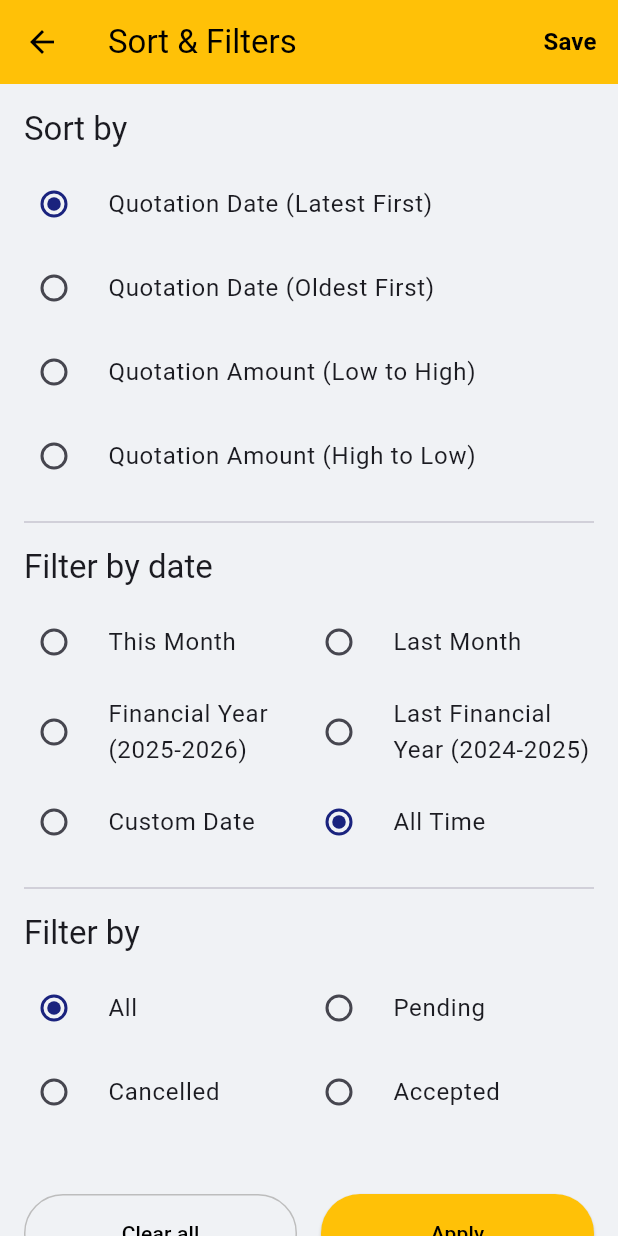
After one commit to neerajklopikl/accountbook, a Flutter app: the QuotationFiltersScreen screen opened by its route, on a phone screen of 412 x 824 dp. The commit adds this screen. Run offline on Flutter 3.47's test engine with Material 3 defaults, Android fonts, the phone set to English and light mode, and no system bars; Roboto replaces fonts that are missing (Poppins).

Commit message:
lvbhndjude commit

```diff
--- a/lib/main.dart
+++ b/lib/main.dart
@@ -34,7 +34,8 @@ import 'screens/settings_screen.dart';
 import 'screens/stock_dashboard_screen.dart';
 import 'screens/stock_summary_screen.dart';
 import 'screens/e_invoice_login_screen.dart';
-import 'screens/quotation_list_screen.dart'; // Import the new screen
+import 'screens/quotation_list_screen.dart';
+import 'screens/quotation_filters_screen.dart'; // Import the new screen
 
 void main() {
   runApp(const MyApp());
@@ -62,7 +63,8 @@ class MyApp extends StatelessWidget {
       initialRoute: '/',
       routes: {
         '/': (context) => const MainScreen(),
-        '/quotationList': (context) => const QuotationListScreen(), // Add the new route
+        '/quotationList': (context) => const QuotationListScreen(),
+        '/quotationFilters': (context) => const QuotationFiltersScreen(),
         '/addSale': (context) => const AddSaleScreen(),
         '/addPurchase': (context) => const AddPurchaseScreen(),
         '/addItem': (context) => const AddItemScreen(),
--- /dev/null
+++ b/lib/screens/quotation_filters_screen.dart
@@ -0,0 +1,197 @@
+import 'package:flutter/material.dart';
+
+class QuotationFiltersScreen extends StatefulWidget {
+  const QuotationFiltersScreen({super.key});
+
+  @override
+  State<QuotationFiltersScreen> createState() => _QuotationFiltersScreenState();
+}
+
+class _QuotationFiltersScreenState extends State<QuotationFiltersScreen> {
+  // State variables to hold selected filter values
+  String _sortBy = 'date_latest';
+  String _filterByDate = 'all_time';
+  String _filterByStatus = 'all';
+
+  void _applyAndPop() {
+    // Here you would typically pass the selected filter values back
+    // to the QuotationListScreen to apply them.
+    Navigator.pop(context);
+  }
+
+  void _clearAll() {
+    setState(() {
+      _sortBy = 'date_latest';
+      _filterByDate = 'all_time';
+      _filterByStatus = 'all';
+    });
+  }
+
+  @override
+  Widget build(BuildContext context) {
+    return Scaffold(
+      appBar: AppBar(
+        title: const Text('Sort & Filters'),
+        backgroundColor: Colors.amber,
+        foregroundColor: Colors.black,
+        actions: [
+          TextButton(
+            onPressed: _applyAndPop,
+            child: const Text(
+              'Save',
+              style: TextStyle(
+                color: Colors.black,
+                fontSize: 16,
+                fontWeight: FontWeight.bold,
+              ),
+            ),
+          ),
+        ],
+      ),
+      body: SingleChildScrollView(
+        child: Padding(
+          padding: const EdgeInsets.all(16.0),
+          child: Column(
+            crossAxisAlignment: CrossAxisAlignment.start,
+            children: [
+              // Sort by section
+              Text('Sort by', style: Theme.of(context).textTheme.titleLarge),
+              const SizedBox(height: 8),
+              _buildSortBySection(),
+              const Divider(height: 32),
+
+              // Filter by date section
+              Text('Filter by date', style: Theme.of(context).textTheme.titleLarge),
+              const SizedBox(height: 8),
+              _buildFilterByDateSection(),
+              const Divider(height: 32),
+
+              // Filter by status section
+              Text('Filter by', style: Theme.of(context).textTheme.titleLarge),
+              const SizedBox(height: 8),
+              _buildFilterByStatusSection(),
+              const SizedBox(height: 40),
+
+              _buildActionButtons(),
+            ],
+          ),
+        ),
+      ),
+    );
+  }
+
+  Widget _buildSortBySection() {
+    return Column(
+      children: [
+        _buildRadioTile<String>(
+          title: 'Quotation Date (Latest First)',
+          value: 'date_latest',
+          groupValue: _sortBy,
+          onChanged: (value) => setState(() => _sortBy = value!),
+        ),
+        _buildRadioTile<String>(
+          title: 'Quotation Date (Oldest First)',
+          value: 'date_oldest',
+          groupValue: _sortBy,
+          onChanged: (value) => setState(() => _sortBy = value!),
+        ),
+        _buildRadioTile<String>(
+          title: 'Quotation Amount (Low to High)',
+          value: 'amount_low_high',
+          groupValue: _sortBy,
+          onChanged: (value) => setState(() => _sortBy = value!),
+        ),
+        _buildRadioTile<String>(
+          title: 'Quotation Amount (High to Low)',
+          value: 'amount_high_low',
+          groupValue: _sortBy,
+          onChanged: (value) => setState(() => _sortBy = value!),
+        ),
+      ],
+    );
+  }
+
+  Widget _buildFilterByDateSection() {
+    return Column(
+      children: [
+        Row(
+          children: [
+            Expanded(child: _buildRadioTile<String>(title: 'This Month', value: 'this_month', groupValue: _filterByDate, onChanged: (val) => setState(() => _filterByDate = val!))),
+            Expanded(child: _buildRadioTile<String>(title: 'Last Month', value: 'last_month', groupValue: _filterByDate, onChanged: (val) => setState(() => _filterByDate = val!))),
+          ],
+        ),
+        Row(
+          children: [
+            Expanded(child: _buildRadioTile<String>(title: 'Financial Year (2025-2026)', value: 'fy_25_26', groupValue: _filterByDate, onChanged: (val) => setState(() => _filterByDate = val!))),
+            Expanded(child: _buildRadioTile<String>(title: 'Last Financial Year (2024-2025)', value: 'fy_24_25', groupValue: _filterByDate, onChanged: (val) => setState(() => _filterByDate = val!))),
+          ],
+        ),
+        Row(
+          children: [
+            Expanded(child: _buildRadioTile<String>(title: 'Custom Date', value: 'custom', groupValue: _filterByDate, onChanged: (val) => setState(() => _filterByDate = val!))),
+            Expanded(child: _buildRadioTile<String>(title: 'All Time', value: 'all_time', groupValue: _filterByDate, onChanged: (val) => setState(() => _filterByDate = val!))),
+          ],
+        ),
+      ],
+    );
+  }
+
+  Widget _buildFilterByStatusSection() {
+    return Column(
+      children: [
+        Row(
+          children: [
+            Expanded(child: _buildRadioTile<String>(title: 'All', value: 'all', groupValue: _filterByStatus, onChanged: (val) => setState(() => _filterByStatus = val!))),
+            Expanded(child: _buildRadioTile<String>(title: 'Pending', value: 'pending', groupValue: _filterByStatus, onChanged: (val) => setState(() => _filterByStatus = val!))),
+          ],
+        ),
+        Row(
+          children: [
+            Expanded(child: _buildRadioTile<String>(title: 'Cancelled', value: 'cancelled', groupValue: _filterByStatus, onChanged: (val) => setState(() => _filterByStatus = val!))),
+            Expanded(child: _buildRadioTile<String>(title: 'Accepted', value: 'accepted', groupValue: _filterByStatus, onChanged: (val) => setState(() => _filterByStatus = val!))),
+          ],
+        ),
+      ],
+    );
+  }
+
+  Widget _buildRadioTile<T>({required String title, required T value, required T groupValue, required ValueChanged<T?> onChanged}) {
+    return RadioListTile<T>(
+      title: Text(title),
+      value: value,
+      groupValue: groupValue,
+      onChanged: onChanged,
+      controlAffinity: ListTileControlAffinity.leading,
+      contentPadding: EdgeInsets.zero,
+    );
+  }
+
+  Widget _buildActionButtons() {
+    return Row(
+      children: [
+        Expanded(
+          child: OutlinedButton(
+            onPressed: _clearAll,
+            style: OutlinedButton.styleFrom(
+              padding: const EdgeInsets.symmetric(vertical: 16),
+              side: BorderSide(color: Colors.grey.shade400),
+            ),
+            child: const Text('Clear all', style: TextStyle(color: Colors.black)),
+          ),
+        ),
+        const SizedBox(width: 16),
+        Expanded(
+          child: ElevatedButton(
+            onPressed: _applyAndPop,
+            style: ElevatedButton.styleFrom(
+              backgroundColor: Colors.amber,
+              foregroundColor: Colors.black,
+              padding: const EdgeInsets.symmetric(vertical: 16),
+            ),
+            child: const Text('Apply'),
+          ),
+        ),
+      ],
+    );
+  }
+}
--- a/lib/screens/quotation_list_screen.dart
+++ b/lib/screens/quotation_list_screen.dart
@@ -29,9 +29,7 @@ class _QuotationListScreenState extends State<QuotationListScreen> {
                 suffixIcon: IconButton(
                   icon: const Icon(Icons.filter_list),
                   onPressed: () {
-                    ScaffoldMessenger.of(context).showSnackBar(
-                      const SnackBar(content: Text('Filter button clicked!')),
-                    );
+                    Navigator.pushNamed(context, '/quotationFilters');
                   },
                 ),
                 border: OutlineInputBorder(
```
